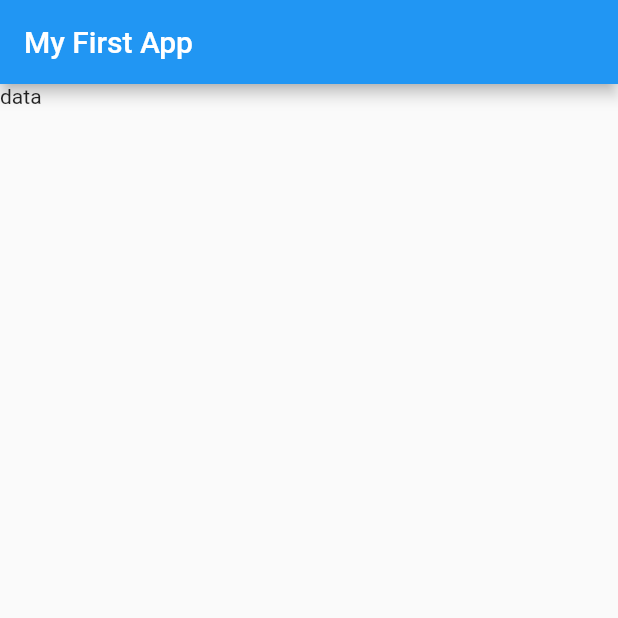
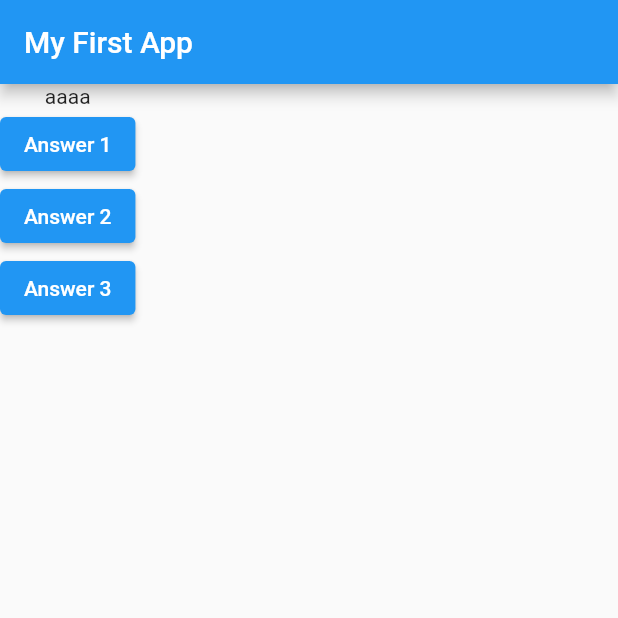
Before and after one commit to quantificial/flutter_complete_guide, a Flutter app: the screen it shows after launch, on a phone screen of 412 x 824 dp, the top half of it. Run offline on Flutter 3.47's test engine with Material 2 defaults, Android fonts, the phone set to English and light mode, and no system bars.

Commit message:
add buttons

```diff
--- a/lib/main.dart
+++ b/lib/main.dart
@@ -1,22 +1,40 @@
 import 'package:flutter/material.dart';
 
 void main() {
-  runApp(const MyApp());
+  runApp(MyApp());
 }
 
 class MyApp extends StatelessWidget {
-  const MyApp({super.key});
+  MyApp({super.key});
+
+  var questions = ['aaaa', 'bbbbb'];
+
+  void changeTitle() {
+    print('dsadsadsa');
+  }
 
   @override
   Widget build(BuildContext context) {
     return MaterialApp(
       //home: Text('Hello!'),
       home: Scaffold(
-        appBar: AppBar(
-          title: Text('My First App'),
-        ),
-        body: Text('data'),
-      ),
+          appBar: AppBar(
+            title: Text('My First App'),
+          ),
+          body: Column(
+            children: [
+              Text(questions[0]),
+              ElevatedButton(onPressed: changeTitle, child: Text('Answer 1')),
+              ElevatedButton(
+                  onPressed: () => {print('press answer 2')},
+                  child: Text('Answer 2')),
+              ElevatedButton(
+                  onPressed: () {
+                    print('pressed answer 3');
+                  },
+                  child: Text('Answer 3')),
+            ],
+          )),
     );
   }
 }
```
